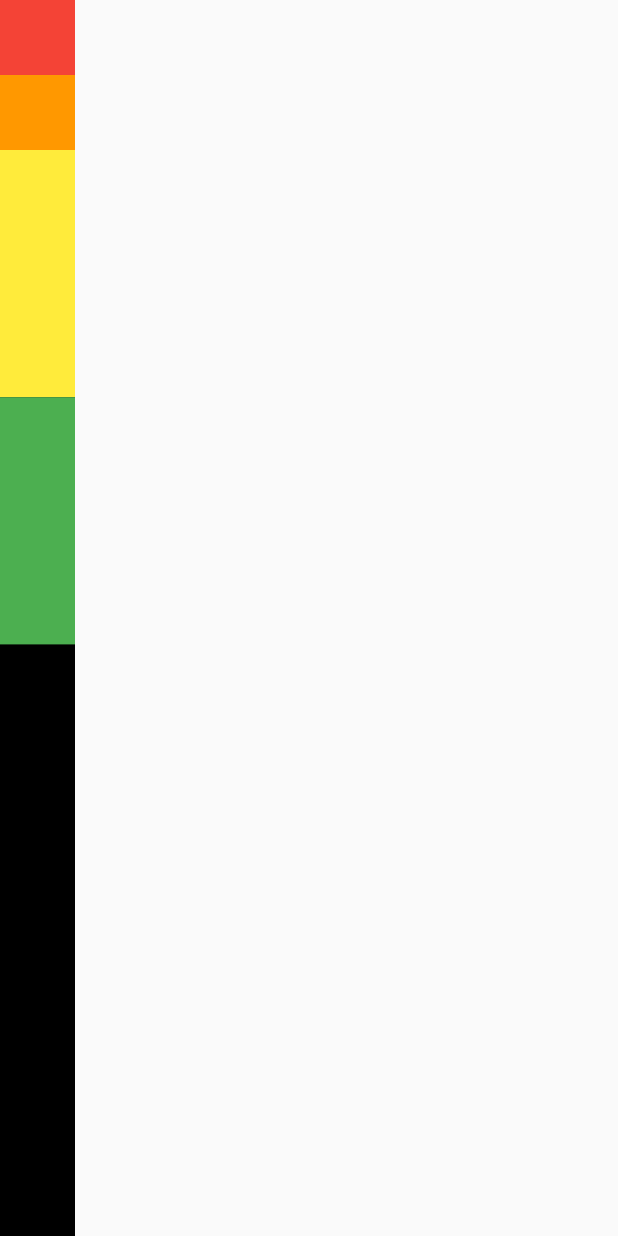
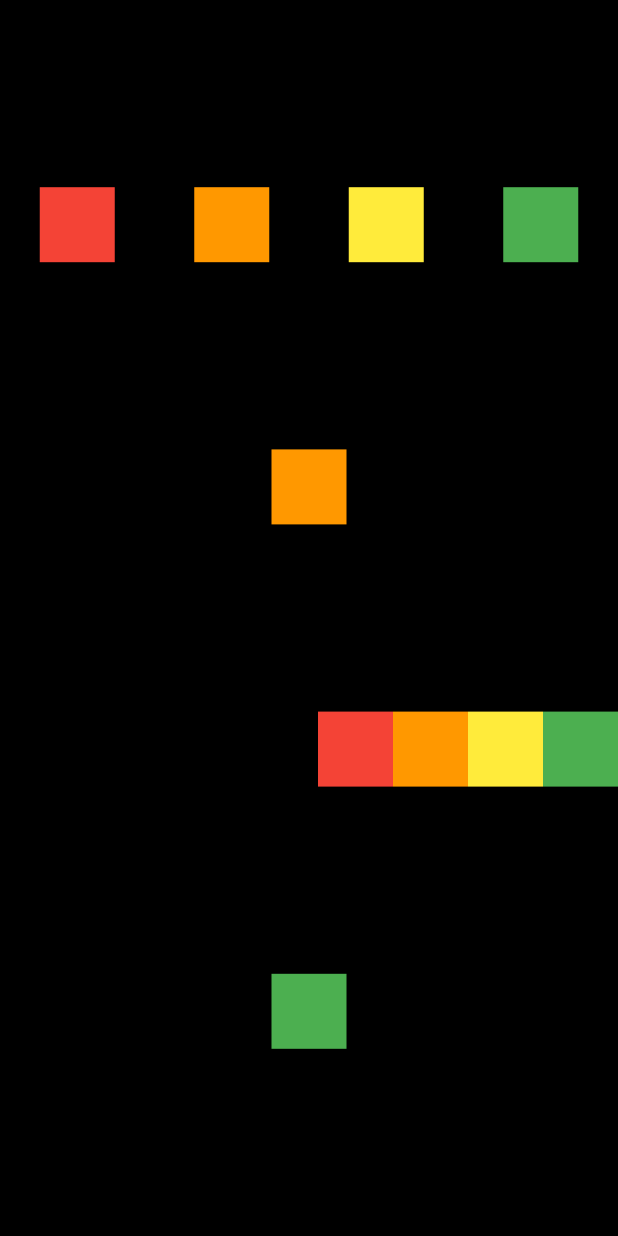
Before and after one commit to tmdtlr7031/row_and_column, a Flutter app: the screen it shows after launch, on a phone screen of 412 x 824 dp. Run offline on Flutter 3.47's test engine with Material 2 defaults, Android fonts, the phone set to English and light mode, and no system bars.

Commit message:
실습문제 마무리

```diff
--- /dev/null
+++ b/lib/screen/homework.dart
@@ -0,0 +1,85 @@
+import 'package:flutter/material.dart';
+
+// Colum 기준으로 만든 방식
+// ## 강의 해설 후 피드백 ##
+class Homework extends StatelessWidget {
+  const Homework({Key? key}) : super(key: key);
+
+  @override
+  Widget build(BuildContext context) {
+    return Scaffold(
+      body: SafeArea(
+        child: Container(
+          color: Colors.black,
+          // width: MediaQuery.of(context).size.width, // ## 필요없다.. Row, Colum 다 써서 그런가..
+          child: Column(
+            mainAxisAlignment: MainAxisAlignment.spaceEvenly,
+            // crossAxisAlignment: CrossAxisAlignment.center, // ## 기본값이 center이므로 필요없음
+            children: [
+              Row(
+                mainAxisAlignment: MainAxisAlignment.spaceAround,
+                children: [
+                  Container(
+                    color: Colors.red,
+                    width: 50.0,
+                    height: 50.0,
+                  ),
+                  Container(
+                    color: Colors.orange,
+                    width: 50.0,
+                    height: 50.0,
+                  ),
+                  Container(
+                    color: Colors.yellow,
+                    width: 50.0,
+                    height: 50.0,
+                  ),
+                  Container(
+                    color: Colors.green,
+                    width: 50.0,
+                    height: 50.0,
+                  ),
+                ],
+              ),
+              Container(
+                color: Colors.orange,
+                width: 50.0,
+                height: 50.0,
+              ),
+              Row(
+                mainAxisAlignment: MainAxisAlignment.end,
+                children: [
+                  Container(
+                    color: Colors.red,
+                    width: 50.0,
+                    height: 50.0,
+                  ),
+                  Container(
+                    color: Colors.orange,
+                    width: 50.0,
+                    height: 50.0,
+                  ),
+                  Container(
+                    color: Colors.yellow,
+                    width: 50.0,
+                    height: 50.0,
+                  ),
+                  Container(
+                    color: Colors.green,
+                    width: 50.0,
+                    height: 50.0,
+                  ),
+                ],
+              ),
+              Container(
+                color: Colors.green,
+                width: 50.0,
+                height: 50.0,
+              ),
+            ],
+          ),
+        ),
+      ),
+    );
+  }
+}
```
Also changed, not shown: lib/main.dart (+5 -2 lines), lib/screen/solve.dart (added, +82 -0 lines), 1 other file.
